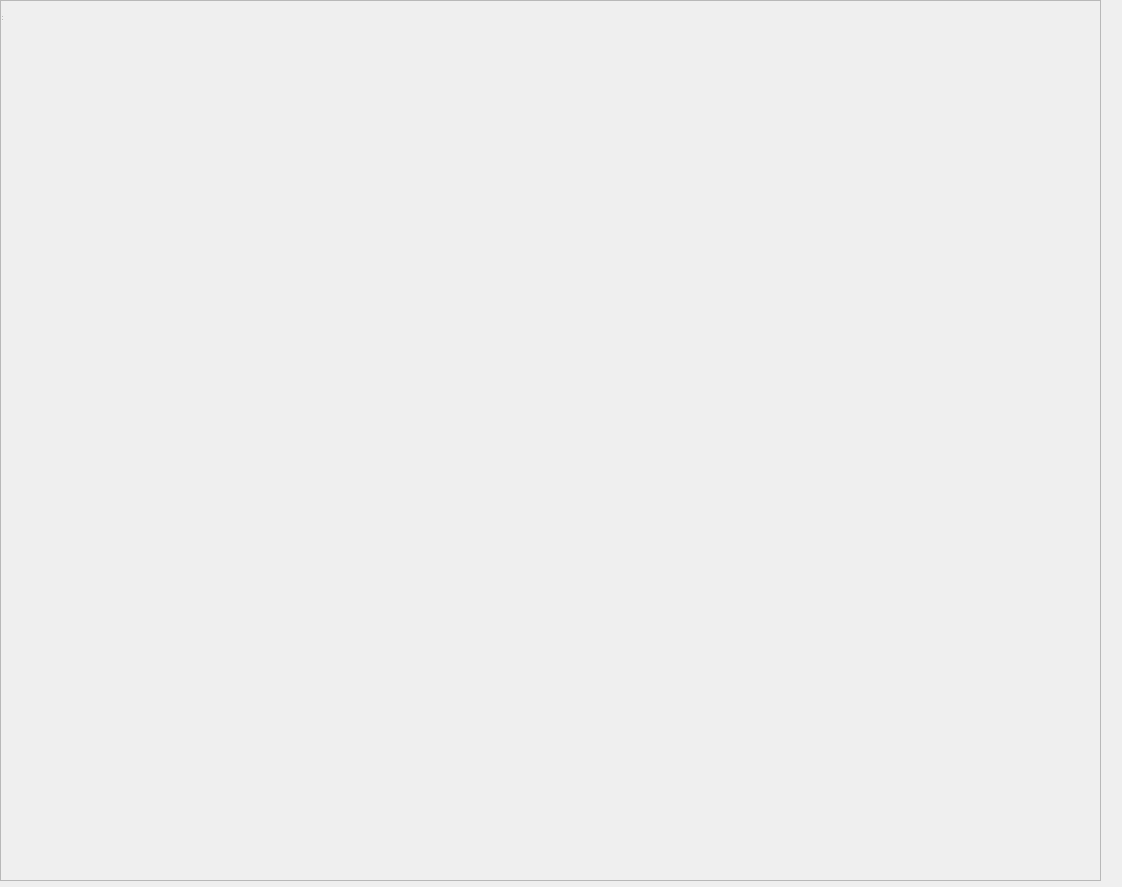
The window that mission_planner/src/mainUI.ui (pbustos/beta-robotica-class) describes before a commit, drawn with Qt 5.
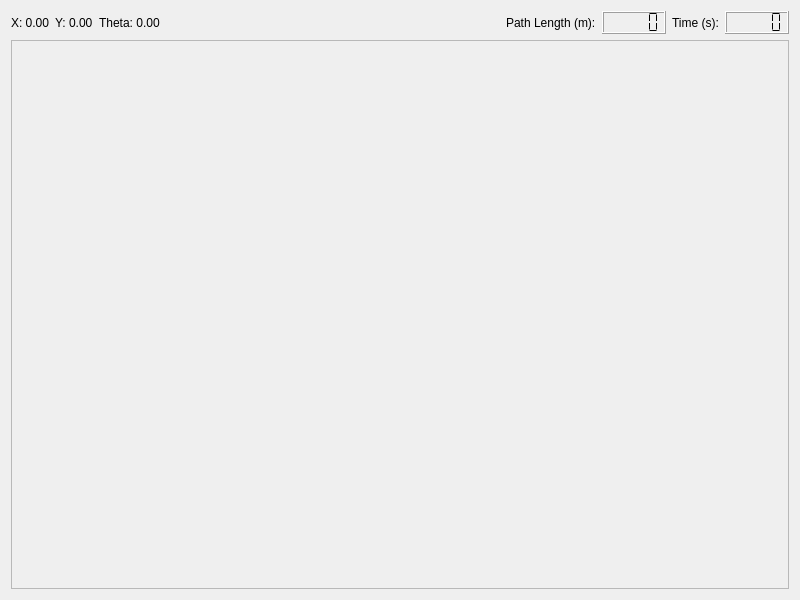
The same window after the commit.

Patch:
```diff
--- a/mission_planner/src/mainUI.ui
+++ b/mission_planner/src/mainUI.ui
@@ -6,32 +6,125 @@
    <rect>
     <x>0</x>
     <y>0</y>
-    <width>1122</width>
-    <height>887</height>
+    <width>800</width>
+    <height>600</height>
    </rect>
   </property>
   <property name="windowTitle">
    <string>mapa</string>
   </property>
-  <widget class="QWidget" name="centralwidget">
-   <widget class="QFrame" name="frame">
-    <property name="geometry">
-     <rect>
-      <x>0</x>
-      <y>0</y>
-      <width>1101</width>
-      <height>881</height>
-     </rect>
-    </property>
-    <property name="frameShape">
-     <enum>QFrame::StyledPanel</enum>
-    </property>
-    <property name="frameShadow">
-     <enum>QFrame::Raised</enum>
-    </property>
-   </widget>
-  </widget>
-  <widget class="QStatusBar" name="statusbar"/>
+  <layout class="QVBoxLayout" name="verticalLayout_2">
+   <item>
+    <layout class="QVBoxLayout" name="verticalLayout">
+     <item>
+      <layout class="QHBoxLayout" name="horizontalLayout">
+       <property name="sizeConstraint">
+        <enum>QLayout::SetMinimumSize</enum>
+       </property>
+       <item>
+        <widget class="QLabel" name="labelX">
+         <property name="text">
+          <string>X: 0.00</string>
+         </property>
+         <property name="minimumWidth">
+          <number>150</number>
+         </property>
+        </widget>
+       </item>
+       <item>
+        <widget class="QLabel" name="labelY">
+         <property name="text">
+          <string>Y: 0.00</string>
+         </property>
+         <property name="minimumWidth">
+          <number>150</number>
+         </property>
+        </widget>
+       </item>
+       <item>
+        <widget class="QLabel" name="labelTheta">
+         <property name="text">
+          <string>Theta: 0.00</string>
+         </property>
+         <property name="minimumWidth">
+          <number>150</number>
+         </property>
+        </widget>
+       </item>
+       <item>
+        <spacer name="horizontalSpacer">
+         <property name="orientation">
+          <enum>Qt::Horizontal</enum>
+         </property>
+         <property name="sizeHint" stdset="0">
+          <size>
+           <width>40</width>
+           <height>20</height>
+          </size>
+         </property>
+        </spacer>
+       </item>
+       <item>
+        <widget class="QLabel" name="labelLength">
+         <property name="text">
+          <string>Path Length (m):</string>
+         </property>
+         <property name="minimumWidth">
+          <number>120</number>
+         </property>
+        </widget>
+       </item>
+       <item>
+        <widget class="QLCDNumber" name="lcdNumber_length">
+         <property name="maximumWidth">
+          <number>100</number>
+         </property>
+         <property name="segmentStyle">
+          <enum>QLCDNumber::Flat</enum>
+         </property>
+        </widget>
+       </item>
+       <item>
+        <widget class="QLabel" name="labelElapsed">
+         <property name="text">
+          <string>Time (s):</string>
+         </property>
+         <property name="minimumWidth">
+          <number>80</number>
+         </property>
+        </widget>
+       </item>
+       <item>
+        <widget class="QLCDNumber" name="lcdNumber_elapsed">
+         <property name="maximumWidth">
+          <number>100</number>
+         </property>
+         <property name="segmentStyle">
+          <enum>QLCDNumber::Flat</enum>
+         </property>
+        </widget>
+       </item>
+      </layout>
+     </item>
+     <item>
+      <widget class="QFrame" name="frame">
+       <property name="sizePolicy">
+        <sizepolicy hsizetype="Preferred" vsizetype="Expanding">
+         <horstretch>0</horstretch>
+         <verstretch>0</verstretch>
+        </sizepolicy>
+       </property>
+       <property name="frameShape">
+        <enum>QFrame::StyledPanel</enum>
+       </property>
+       <property name="frameShadow">
+        <enum>QFrame::Raised</enum>
+       </property>
+      </widget>
+     </item>
+    </layout>
+   </item>
+  </layout>
  </widget>
  <resources/>
  <connections/>
```
Left out of the diff: 2 changed lines with no effect on the pictures.
